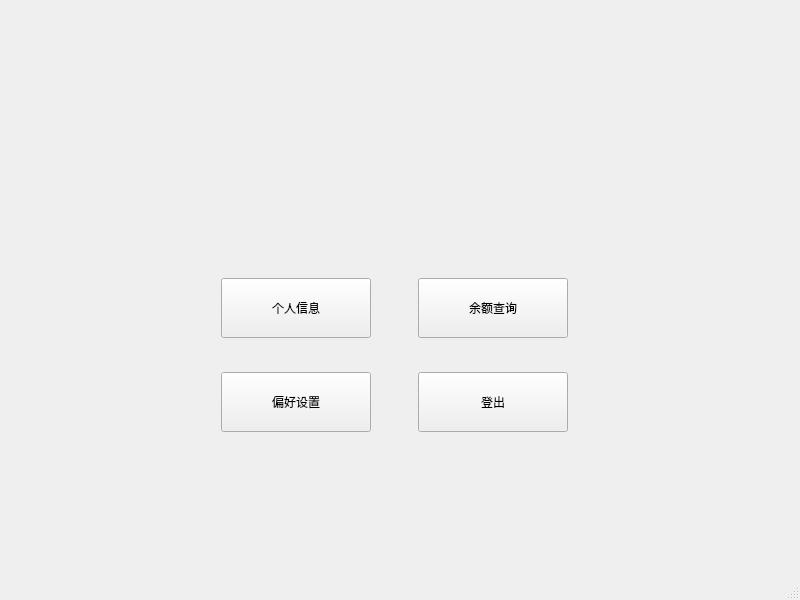
This is mainCode/accountcontrol.ui in CarlosDJY/QtBasedGroupWork as Qt 5 draws it before an edit. The edited form follows.
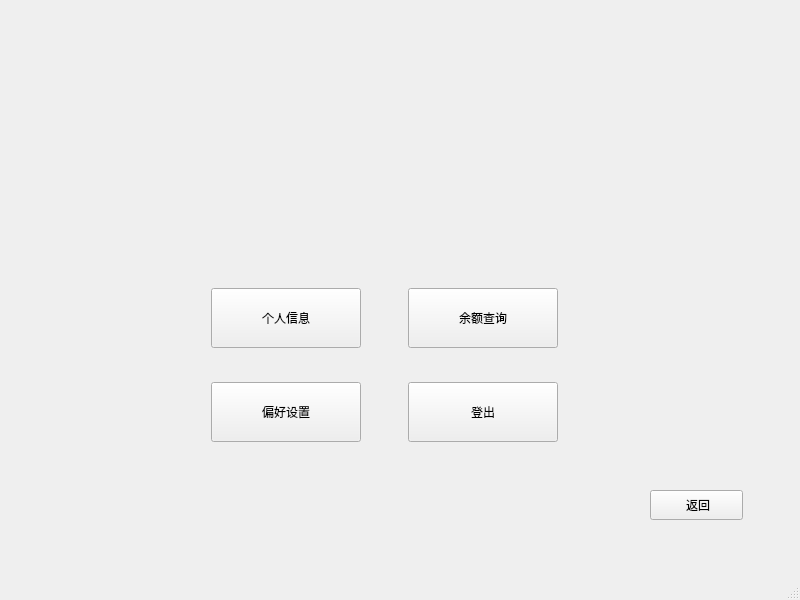
This is the edited form.

The edit to the form file:
```diff
--- a/mainCode/accountcontrol.ui
+++ b/mainCode/accountcontrol.ui
@@ -14,11 +14,11 @@
    <string>MainWindow</string>
   </property>
   <widget class="QWidget" name="centralwidget">
-   <widget class="QWidget" name="">
+   <widget class="QWidget" name="layoutWidget">
     <property name="geometry">
      <rect>
-      <x>180</x>
-      <y>250</y>
+      <x>170</x>
+      <y>260</y>
       <width>431</width>
       <height>211</height>
      </rect>
@@ -102,6 +102,25 @@
      </item>
     </layout>
    </widget>
+   <widget class="QPushButton" name="BackButton">
+    <property name="geometry">
+     <rect>
+      <x>650</x>
+      <y>490</y>
+      <width>93</width>
+      <height>30</height>
+     </rect>
+    </property>
+    <property name="minimumSize">
+     <size>
+      <width>60</width>
+      <height>30</height>
+     </size>
+    </property>
+    <property name="text">
+     <string> 返回</string>
+    </property>
+   </widget>
   </widget>
   <widget class="QMenuBar" name="menubar">
    <property name="geometry">
```
